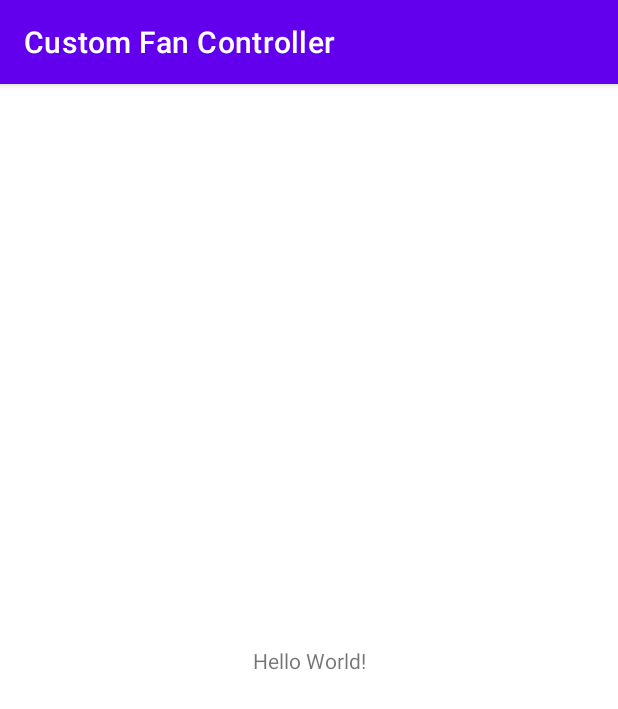
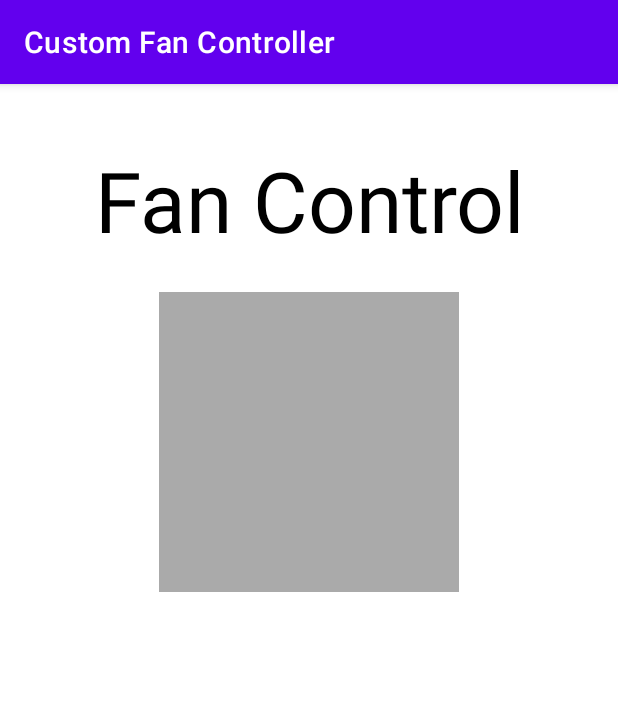
Before and after one commit to Mahmoud-ism96/basic-custom-view-demo, an Android app: the screen it shows after launch (MainActivity), on a phone screen of 412 x 824 dp. Shown: the top 709 px of the screen. Run offline under Robolectric (Android 15) with nearby library versions, the phone set to English and light mode, and no system bars.

```diff
--- a/app/src/main/res/layout/activity_main.xml
+++ b/app/src/main/res/layout/activity_main.xml
@@ -7,12 +7,29 @@
     tools:context=".MainActivity">
 
     <TextView
+        android:id="@+id/customViewLabel"
         android:layout_width="wrap_content"
         android:layout_height="wrap_content"
-        android:text="Hello World!"
-        app:layout_constraintBottom_toBottomOf="parent"
-        app:layout_constraintEnd_toEndOf="parent"
-        app:layout_constraintStart_toStartOf="parent"
+        android:layout_marginStart="@dimen/default_margin"
+        android:layout_marginTop="@dimen/margin_top"
+        android:layout_marginEnd="@dimen/default_margin"
+        android:padding="@dimen/text_view_padding"
+        android:text="@string/fan_control"
+        android:textAppearance="@style/Base.TextAppearance.AppCompat.Display3"
+        android:textColor="@android:color/black"
+        app:layout_constraintLeft_toLeftOf="parent"
+        app:layout_constraintRight_toRightOf="parent"
         app:layout_constraintTop_toTopOf="parent" />
 
+    <ImageView
+        android:id="@+id/dialView"
+        android:layout_width="200dp"
+        android:layout_height="200dp"
+        android:layout_marginLeft="@dimen/default_margin"
+        android:layout_marginTop="@dimen/default_margin"
+        android:layout_marginRight="@dimen/default_margin"
+        android:background="@android:color/darker_gray"
+        app:layout_constraintLeft_toLeftOf="parent"
+        app:layout_constraintRight_toRightOf="parent"
+        app:layout_constraintTop_toBottomOf="@+id/customViewLabel" />
 </androidx.constraintlayout.widget.ConstraintLayout>
```
Also changed, not shown: app/src/main/java/com/example/customfancontroller/DialView.kt (added, +38 -0 lines).
